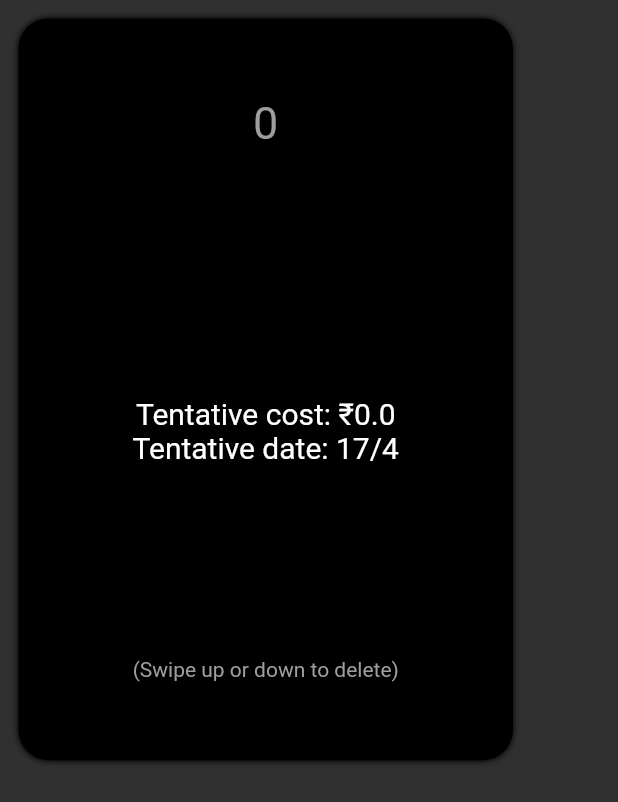
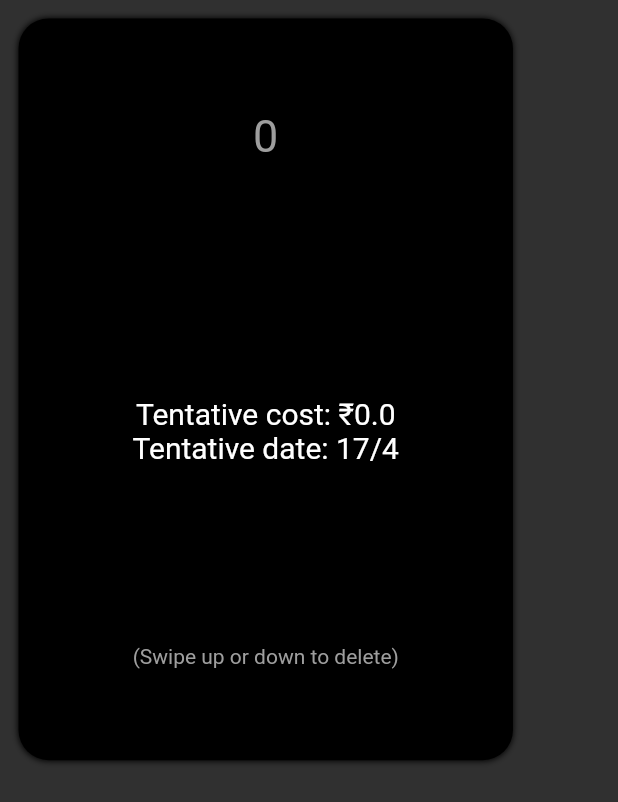
Before and after one commit to hridaypradhan/dbms_project, a Flutter app: the BudgetCard widget shown alone on an empty page, opened directly with empty values, on a phone screen of 412 x 824 dp. Shown: the top 802 px of the screen. Run offline on Flutter 3.47's test engine with Material 2 defaults, Android fonts, the phone set to English and light mode, and no system bars; our stand-ins replace date_time_picker, sqflite; missing offline and left inert: expand_widget, ff_navigation_bar, simple_coverflow; accounts and stored records are empty; network calls fail.

Commit message:
CoverFlow problem fixed

```diff
--- a/lib/database_helpers/budget_helper.dart
+++ b/lib/database_helpers/budget_helper.dart
@@ -17,6 +17,7 @@ class BudgetHelper extends ChangeNotifier {
       '$budgetTable',
       budgetItem.toMap(),
     );
+
     getBudgetItemsFromTable();
     print('Budget insertion result : $result');
   }
--- a/lib/screens/budget_screen/widgets/budget_card.dart
+++ b/lib/screens/budget_screen/widgets/budget_card.dart
@@ -20,6 +20,7 @@ class BudgetCard extends StatelessWidget {
       ),
       width: screenSize.width * 0.8,
       height: screenSize.height * 0.6,
+      padding: EdgeInsets.all(screenSize.width * 0.03),
       margin: EdgeInsets.all(screenSize.width * 0.03),
       child: Center(
         child: Column(
```
Also changed, not shown: lib/screens/budget_screen/budget_screen.dart (+9 -1 lines).
